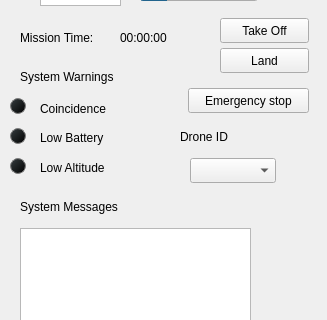
The window that TDF-C2/ui/rqt_sarus_test_plugin/rqt_sarus_test_plugin_widget.ui (Ingenia-SE/TDF-SARUS) describes before a commit, drawn with Qt 5; both pictures show x 0 to 327 and y 232 to 552 of the 327 by 777 pixel window.
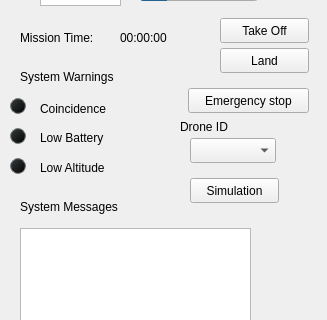
The same window after the commit.

Commit message: add launch simulation

```diff
--- a/TDF-C2/ui/rqt_sarus_test_plugin/rqt_sarus_test_plugin_widget.ui
+++ b/TDF-C2/ui/rqt_sarus_test_plugin/rqt_sarus_test_plugin_widget.ui
@@ -30,7 +30,7 @@
    <property name="geometry">
     <rect>
      <x>180</x>
-     <y>360</y>
+     <y>350</y>
      <width>61</width>
      <height>17</height>
     </rect>
@@ -233,7 +233,7 @@
    <property name="geometry">
     <rect>
      <x>190</x>
-     <y>390</y>
+     <y>370</y>
      <width>86</width>
      <height>25</height>
     </rect>
@@ -446,6 +446,19 @@
     <string/>
    </property>
   </widget>
+  <widget class="QPushButton" name="launch_simulation">
+   <property name="geometry">
+    <rect>
+     <x>190</x>
+     <y>410</y>
+     <width>89</width>
+     <height>25</height>
+    </rect>
+   </property>
+   <property name="text">
+    <string>Simulation</string>
+   </property>
+  </widget>
  </widget>
  <resources/>
  <connections/>
```
The commit also changes 2 other files.
